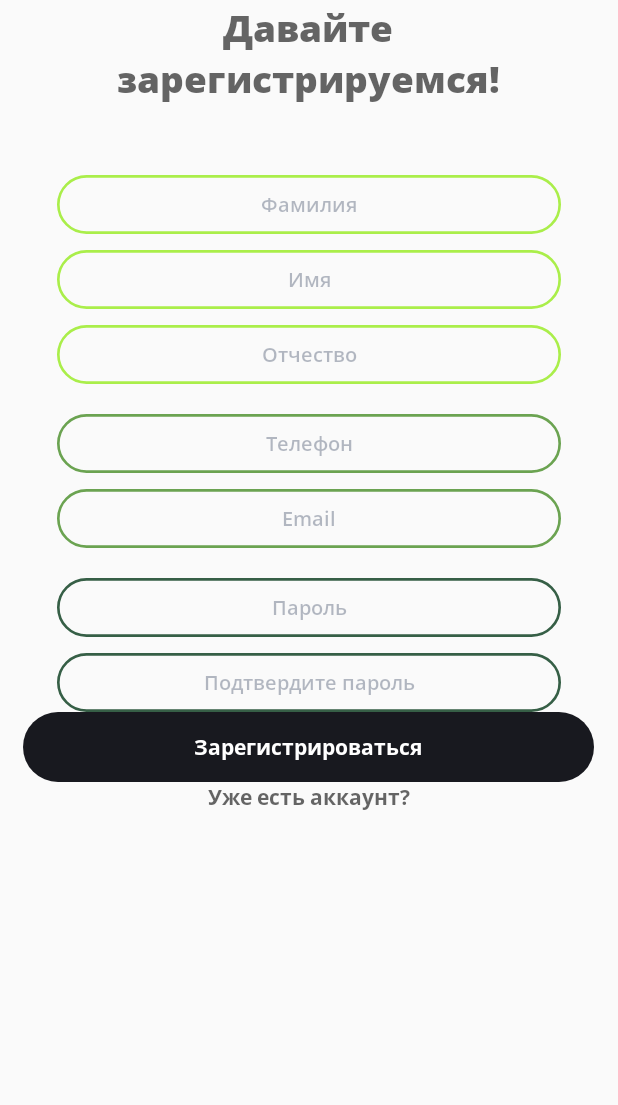
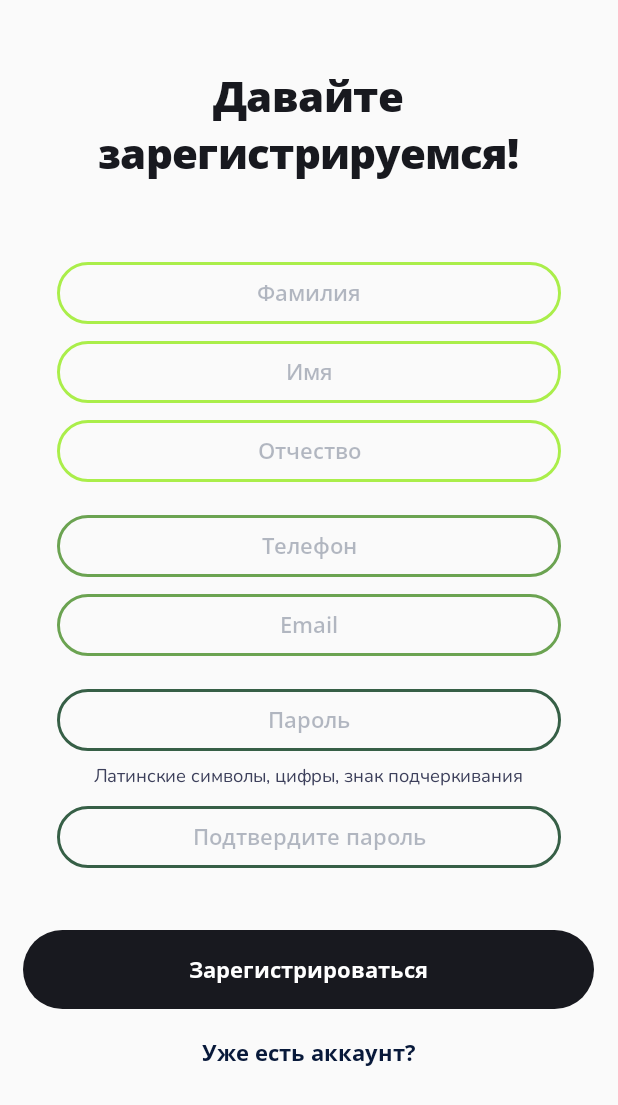
Before and after one commit to arsepav/VULCAN, an Android app: the fragment AuthFragment shown on its own in the app's theme, on a phone screen of 412 x 824 dp. Shown: the top 1105 px of the screen. Run offline under Robolectric (Android 15) with nearby library versions, the phone set to English and light mode, and no system bars; 2 statements that could not run were skipped.

Commit message:
AuthFragment: More UI design update: more margins and calculating bounds

```diff
--- a/android/app/src/main/java/good/damn/kamchatka/fragments/ui/AuthFragment.kt
+++ b/android/app/src/main/java/good/damn/kamchatka/fragments/ui/AuthFragment.kt
@@ -36,15 +36,13 @@ class AuthFragment
         context: Context
     ): View {
 
-        val width = Application.WIDTH
-        val height = Application.HEIGHT
-        val widthField = (width * 0.816f)
+        val measureUnit = Application.WIDTH
+        val widthField = (measureUnit * 0.816f)
             .toInt()
-        val heightField = (height * 0.051f)
+        val heightField = (measureUnit * 0.1135f)
             .toInt()
-        val heightBtnLogin = (height * 0.057f)
+        val heightBtnLogin = (measureUnit * 0.128f)
             .toInt()
-
 
 
         // Allocating views
@@ -72,6 +70,9 @@ class AuthFragment
         mEditTextPassword = TextFieldRound(
             context
         )
+        val textViewPasswordInfo = TextView(
+            context
+        )
         mEditTextPasswordRepeat = TextFieldRound(
             context
         )
@@ -91,8 +92,28 @@ class AuthFragment
         layout.orientation = LinearLayout
             .VERTICAL
 
+        // Fonts
+        textViewLetSign.typeface = Application.font(
+            R.font.open_sans_extra_bold,
+            context
+        )
+        textViewPasswordInfo.typeface = Application.font(
+            R.font.nunito_regular,
+            context
+        )
+        btnLogin.typeface = Application.font(
+            R.font.open_sans_bold,
+            context
+        )
+        textViewHaveAccount.typeface = Application.font(
+            R.font.open_sans_bold,
+            context
+        )
 
-        //Colors
+
+
+
+        // Colors
         val fieldColor = Application.color(
             R.color.mountainsColor
         )
@@ -117,6 +138,12 @@ class AuthFragment
                 R.color.textColorBtn
             )
         )
+
+        textViewPasswordInfo.setTextColor(
+            Application.color(
+                R.color.largeTextColor
+            )
+        )
         textViewHaveAccount.setTextColor(
             Application.color(
                 R.color.accentColor
@@ -124,31 +151,17 @@ class AuthFragment
         )
 
 
-        // Fonts
-        textViewLetSign.typeface = Application.font(
-            R.font.open_sans_extra_bold,
-            context
-        )
-        btnLogin.typeface = Application.font(
-            R.font.open_sans_bold,
-            context
-        )
-        textViewHaveAccount.typeface = Application.font(
-            R.font.open_sans_bold,
-            context
-        )
-
 
 
         // Styling TextFields
-        val offsetBetween = height * 0.013f
-        val offsetPart = height * 0.025f
+        val offsetBetween = 0.0289f * measureUnit
+        val offsetPart = 0.055f * measureUnit
         styleTextFieldRound(
             mEditTextLastName,
             fieldColor,
             heightField,
             widthField,
-            topMargin = height * 0.057f
+            topMargin = 0.128f * measureUnit
         )
         styleTextFieldRound(
             mEditTextFirstName,
@@ -202,7 +215,16 @@ class AuthFragment
 
         // TextSize
         textViewLetSign.setTextPx(
-            height * 0.03f
+            measureUnit * 0.0676f
+        )
+        textViewPasswordInfo.setTextPx(
+            measureUnit * 0.03f
+        )
+        btnLogin.setTextPx(
+            heightBtnLogin * 0.283f
+        )
+        textViewHaveAccount.setTextPx(
+            btnLogin.textSize
         )
 
         // Corners
@@ -210,7 +232,7 @@ class AuthFragment
 
 
         // Text
-        textViewLetSign.setHint(
+        textViewLetSign.setText(
             R.string.let_sign_in
         )
         mEditTextLastName.setHint(
@@ -231,28 +253,38 @@ class AuthFragment
         mEditTextPassword.setHint(
             R.string.password
         )
+        textViewPasswordInfo.setText(
+            R.string.latin_spells_numbers
+        )
         mEditTextPasswordRepeat.setHint(
             R.string.passwordRepeat
         )
         btnLogin.setText(
             R.string.sign_in
         )
-        textViewHaveAccount.setHint(
+        textViewHaveAccount.setText(
             R.string.have_an_account
         )
 
 
         // LinearLayout params
         textViewLetSign.boundsLinear(
-            Gravity.CENTER_HORIZONTAL
+            Gravity.CENTER_HORIZONTAL,
+            top = (0.106f * measureUnit).toInt()
         )
-        textViewHaveAccount.boundsLinear(
-            Gravity.CENTER_HORIZONTAL
+        textViewPasswordInfo.boundsLinear(
+            Gravity.CENTER_HORIZONTAL,
+            top = (0.01932f * measureUnit).toInt()
         )
         btnLogin.boundsLinear(
             Gravity.CENTER_HORIZONTAL,
-            (width * 0.925f).toInt(),
-            heightBtnLogin
+            width = (measureUnit * 0.925f).toInt(),
+            top = (measureUnit * 0.10149f).toInt(),
+            height = heightBtnLogin
+        )
+        textViewHaveAccount.boundsLinear(
+            Gravity.CENTER_HORIZONTAL,
+            top = (measureUnit * 0.04589f).toInt()
         )
 
 
@@ -277,6 +309,9 @@ class AuthFragment
         )
         layout.addView(
             mEditTextPassword
+        )
+        layout.addView(
+            textViewPasswordInfo
         )
         layout.addView(
             mEditTextPasswordRepeat
--- a/android/app/src/main/res/values/strings.xml
+++ b/android/app/src/main/res/values/strings.xml
@@ -26,4 +26,5 @@
         <item>Не все знают, но раньше Камчатка относилась к числу закрытых регионов. Жители СССР могли попасть сюда только при наличии специального пропуска. Иностранцы даже и мечтать не могли о том, чтобы ступить на Камчатскую землю.</item>
     </string-array>
     <string name="INTERESTING_FACT">ИНТЕРЕСНЫЙ ФАКТ</string>
+    <string name="latin_spells_numbers">Латинские символы, цифры, знак подчеркивания</string>
 </resources>
```
Also changed, not shown: 2 other files.
